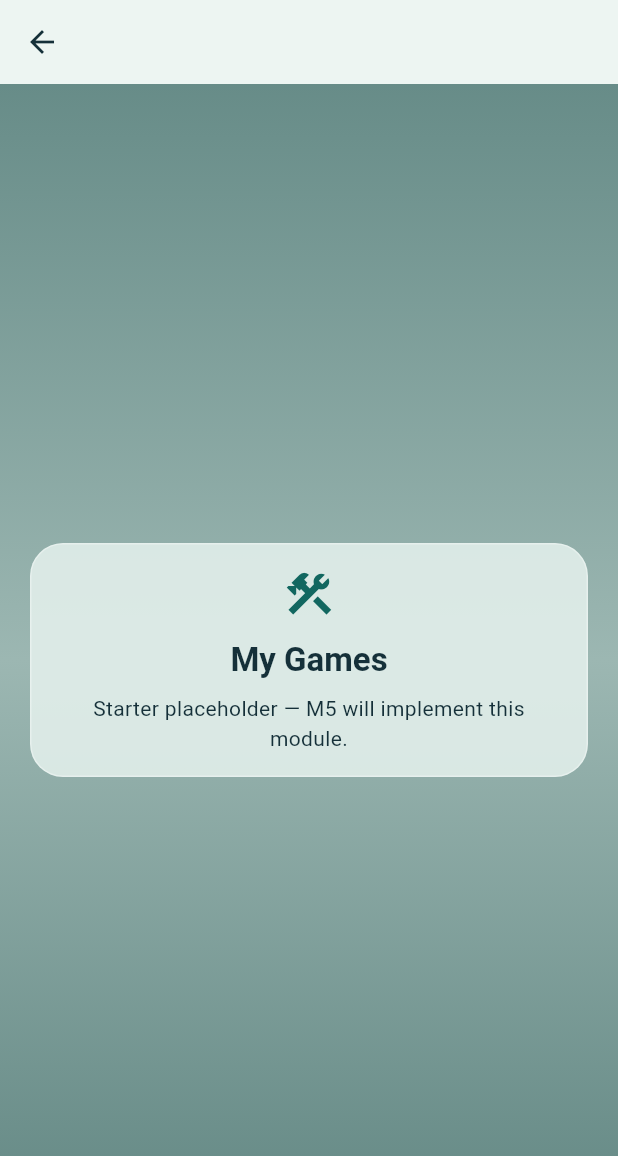
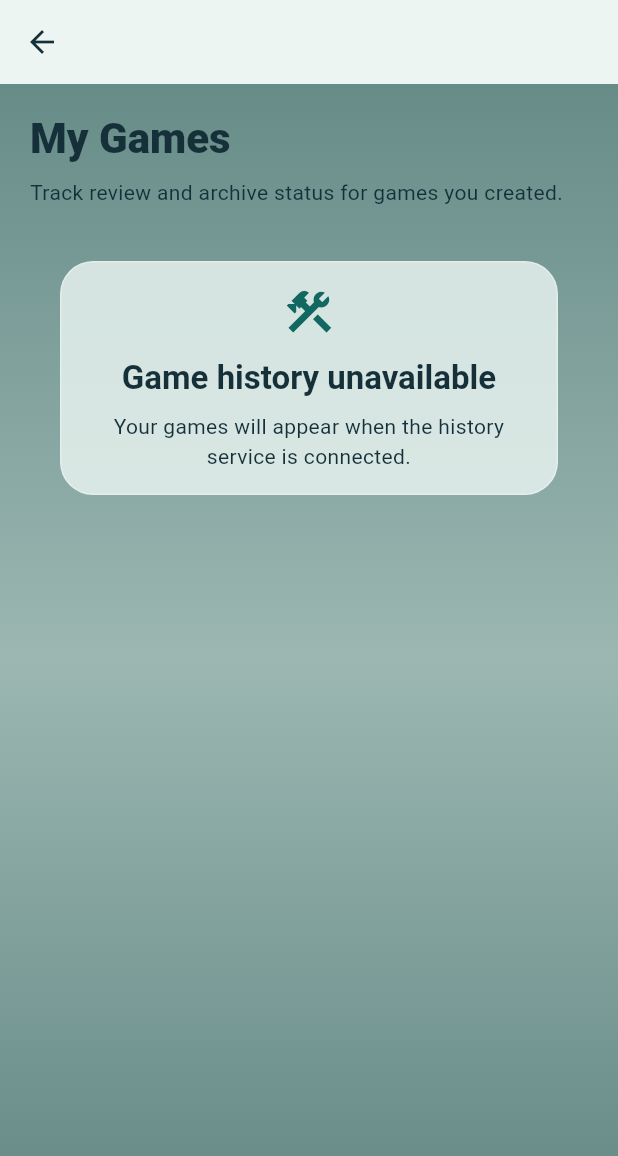
Before and after one commit to naanga7peru/Wayhunter_mobile_application_frontend_flutter, a Flutter app: the screen it shows after launch, item 4 of the bottom bar chosen, after a tap on "My Games", on a phone screen of 412 x 824 dp. Shown: the top 1156 px of the screen. Run offline on Flutter 3.47's test engine with Material 3 defaults, Android fonts, the phone set to English and light mode, and no system bars; our stand-ins replace flutter_secure_storage.

Commit message:
feat(games): implement Game Creation Batch 1 UI and tests

```diff
--- /dev/null
+++ b/lib/features/games/presentation/game_navigation.dart
@@ -0,0 +1,86 @@
+import 'package:flutter/material.dart';
+import 'package:wayhunter_mobile/app/router/app_routes.dart';
+import 'package:wayhunter_mobile/core/theme/wayhunter_tokens.dart';
+import 'package:wayhunter_mobile/core/widgets/wayhunter_controls.dart';
+import 'package:wayhunter_mobile/core/widgets/wayhunter_page.dart';
+import 'package:wayhunter_mobile/core/widgets/wayhunter_states.dart';
+import 'package:wayhunter_mobile/core/widgets/wayhunter_surface.dart';
+import 'package:wayhunter_mobile/shared/domain/models/navigation_refs.dart';
+
+const createGameRoute = 'games.create';
+const playGameRoute = 'games.play';
+
+class GameZoneScreen extends StatelessWidget {
+  const GameZoneScreen({super.key});
+
+  @override
+  Widget build(BuildContext context) => GameContent(
+    children: [
+      WayhunterSurfaceCard(
+        child: Column(
+          crossAxisAlignment: CrossAxisAlignment.stretch,
+          spacing: WayhunterLayout.medium,
+          children: [
+            Icon(
+              Icons.extension_outlined,
+              color: WayhunterColors.moduleInk(ModuleId.game),
+              size: 36,
+            ),
+            const WayhunterHeader(title: 'Game Zone'),
+            WayhunterButton.primary(
+              label: 'Create Game',
+              onPressed: () =>
+                  const AppDestination(createGameRoute).open(context),
+            ),
+            WayhunterButton.secondary(
+              label: 'Play Game',
+              onPressed: () =>
+                  const AppDestination(playGameRoute).open(context),
+            ),
+            WayhunterButton.secondary(
+              label: 'My Games',
+              onPressed: () =>
+                  const AppDestination(AppRoutes.myGames).open(context),
+            ),
+          ],
+        ),
+      ),
+    ],
+  );
+}
+
+class PlayGameScreen extends StatelessWidget {
+  const PlayGameScreen({super.key});
+
+  @override
+  Widget build(BuildContext context) => const WayhunterUnavailableView(
+    title: 'Play Game unavailable',
+    message:
+        'Game discovery and player attempts require the connected game service.',
+  );
+}
+
+class GameContent extends StatelessWidget {
+  const GameContent({super.key, required this.children});
+
+  final List<Widget> children;
+
+  @override
+  Widget build(BuildContext context) => SafeArea(
+    child: SingleChildScrollView(
+      padding: const EdgeInsets.all(WayhunterLayout.pagePadding),
+      child: Center(
+        child: ConstrainedBox(
+          constraints: const BoxConstraints(
+            maxWidth: WayhunterLayout.contentWidth,
+          ),
+          child: Column(
+            crossAxisAlignment: CrossAxisAlignment.stretch,
+            spacing: WayhunterLayout.large,
+            children: children,
+          ),
+        ),
+      ),
+    ),
+  );
+}
--- /dev/null
+++ b/lib/features/games/presentation/my_games.dart
@@ -0,0 +1,157 @@
+import 'package:flutter/material.dart';
+import 'package:wayhunter_mobile/core/theme/wayhunter_tokens.dart';
+import 'package:wayhunter_mobile/core/widgets/wayhunter_controls.dart';
+import 'package:wayhunter_mobile/core/widgets/wayhunter_page.dart';
+import 'package:wayhunter_mobile/core/widgets/wayhunter_states.dart';
+import 'package:wayhunter_mobile/core/widgets/wayhunter_surface.dart';
+import 'package:wayhunter_mobile/features/games/presentation/game_navigation.dart';
+
+enum GameCreationStatus { pending, approved, rejected, archived }
+
+class CreatedGameSummary {
+  const CreatedGameSummary(this.title, this.status, {this.rejectionReason});
+
+  final String title;
+  final GameCreationStatus status;
+  final String? rejectionReason;
+}
+
+class MyGamesScreen extends StatefulWidget {
+  const MyGamesScreen({super.key, this.loadHistory, this.enableDemo = false});
+
+  final Future<List<CreatedGameSummary>> Function()? loadHistory;
+  final bool enableDemo;
+
+  @override
+  State<MyGamesScreen> createState() => _MyGamesScreenState();
+}
+
+class _MyGamesScreenState extends State<MyGamesScreen> {
+  static const _examples = [
+    CreatedGameSummary('Sample coastal clues', GameCreationStatus.pending),
+    CreatedGameSummary('Sample forest clues', GameCreationStatus.approved),
+    CreatedGameSummary(
+      'Sample garden clues',
+      GameCreationStatus.rejected,
+      rejectionReason: 'Sample reason: A clue needs a clearer description.',
+    ),
+    CreatedGameSummary('Sample lakeside clues', GameCreationStatus.archived),
+  ];
+
+  Future<List<CreatedGameSummary>>? _history;
+  bool _showDemo = false;
+
+  @override
+  void didUpdateWidget(MyGamesScreen oldWidget) {
+    super.didUpdateWidget(oldWidget);
+    if (oldWidget.loadHistory != widget.loadHistory) _history = null;
+    if (!widget.enableDemo) _showDemo = false;
+  }
+
+  @override
+  Widget build(BuildContext context) => GameContent(
+    children: [
+      const WayhunterHeader(
+        title: 'My Games',
+        subtitle: 'Track review and archive status for games you created.',
+      ),
+      if (_showDemo) ...[
+        const WayhunterStatusIndicator(
+          label: 'Development demo data',
+          tone: WayhunterStatusTone.info,
+        ),
+        for (final game in _examples) _GameHistoryCard(game: game, demo: true),
+        WayhunterButton.secondary(
+          label: 'Return to My Games',
+          onPressed: () => setState(() => _showDemo = false),
+        ),
+      ] else if (widget.loadHistory case final load?)
+        FutureBuilder<List<CreatedGameSummary>>(
+          future: _history ??= Future.sync(load),
+          builder: (context, snapshot) {
+            if (snapshot.connectionState != ConnectionState.done) {
+              return const WayhunterLoadingView(label: 'Loading games');
+            }
+            if (snapshot.hasError) {
+              return WayhunterErrorView(
+                title: 'Could not load games',
+                onRetry: () => setState(() => _history = null),
+              );
+            }
+            final games = snapshot.requireData;
+            if (games.isEmpty) {
+              return const WayhunterEmptyView(
+                title: 'No games yet',
+                message:
+                    'Games you submit for creation review will appear here.',
+              );
+            }
+            return Column(
+              crossAxisAlignment: CrossAxisAlignment.stretch,
+              spacing: WayhunterLayout.medium,
+              children: [
+                for (final game in games) _GameHistoryCard(game: game),
+              ],
+            );
+          },
+        )
+      else
+        WayhunterUnavailableView(
+          title: 'Game history unavailable',
+          message:
+              'Your games will appear when the history service is connected.',
+          action: widget.enableDemo
+              ? WayhunterButton.secondary(
+                  label: 'View development demo',
+                  onPressed: () => setState(() => _showDemo = true),
+                )
+              : null,
+        ),
+    ],
+  );
+}
+
+class _GameHistoryCard extends StatelessWidget {
+  const _GameHistoryCard({required this.game, this.demo = false});
+
+  final CreatedGameSummary game;
+  final bool demo;
+
+  @override
+  Widget build(BuildContext context) {
+    final (label, tone, message) = switch (game.status) {
+      GameCreationStatus.pending => (
+        'Pending',
+        WayhunterStatusTone.warning,
+        'Awaiting Admin creation review.',
+      ),
+      GameCreationStatus.approved => (
+        'Approved',
+        WayhunterStatusTone.success,
+        'Creation approved by Admin.',
+      ),
+      GameCreationStatus.rejected => (
+        'Rejected',
+        WayhunterStatusTone.danger,
+        game.rejectionReason ?? 'Review reason unavailable.',
+      ),
+      GameCreationStatus.archived => (
+        'Archived',
+        WayhunterStatusTone.neutral,
+        'Retained in your history after expiry.',
+      ),
+    };
+    return WayhunterSurfaceCard(
+      child: Column(
+        crossAxisAlignment: CrossAxisAlignment.start,
+        spacing: WayhunterLayout.small,
+        children: [
+          Text(game.title, style: Theme.of(context).textTheme.titleMedium),
+          WayhunterStatusIndicator(label: label, tone: tone),
+          Text(message),
+          if (demo) const Text('Development example'),
+        ],
+      ),
+    );
+  }
+}
```
Also changed, not shown: lib/app/router/person2_routes.dart (+7 -4 lines), lib/features/games/presentation/game_creation.dart (added, +283 -0 lines), 3 other files.
